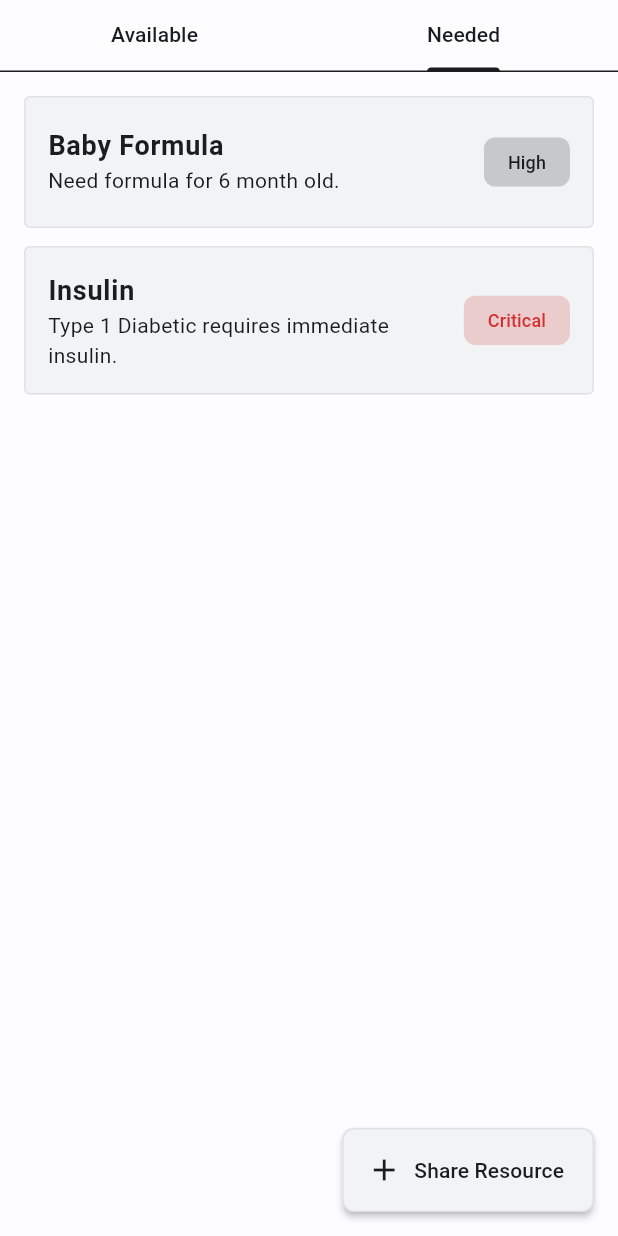
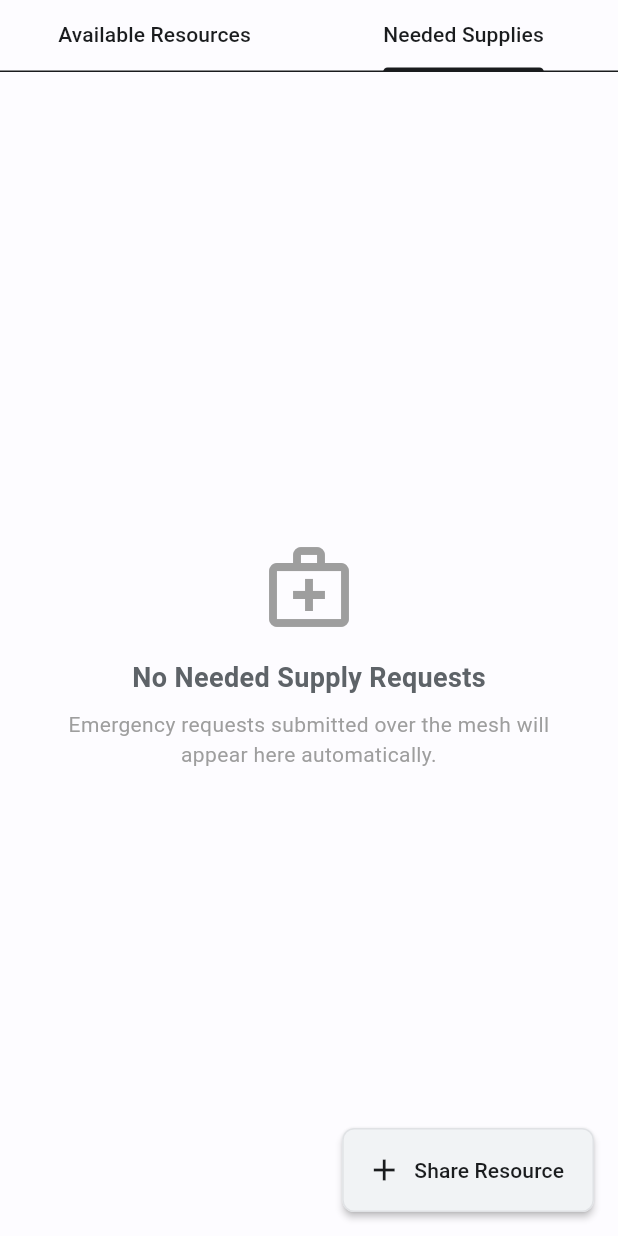
Before and after one commit to Sh1sh1R017/RescueMesh, a Flutter app: the ResourcesScreen screen opened directly, tab 2 chosen, on a phone screen of 412 x 824 dp. Run offline on Flutter 3.47's test engine with Material 3 defaults, Android fonts, the phone set to English and light mode, and no system bars; our stand-ins replace battery_plus, device_info_plus, dio, flutter_blue_plus, flutter_map, flutter_markdown and 6 more; missing offline and left inert: fllama, flutter_ble_peripheral, google_mlkit_image_labeling, tflite_flutter; accounts and stored records are empty.

Commit message:
fix(qa): Eliminate generic placeholders, connect real mesh packet storage to UI, and add copy-to-clipboard export
- ResourcesScreen: Replaced static mock array with live real-time mesh packet query stream from SQLite database via MessageRepository.
- MapScreen: Replaced hardcoded San Francisco coordinates with dynamic center location calculated from real incoming emergency GPS packets.
- FeedScreen: Replaced generic 'Near' placeholder string with real origin node ID shortcode and hop count statistics.
- DashboardScreen: Added 'Copy to Clipboard' action for FEMA ICS-213 report preview.
- AiChatScreen: Dynamically populated suggestion chips from FirstAidLlmService.topicTitles.
- VoiceRecognitionService: Upgraded with robust state callbacks, microphone permission handlers, and error reporting.

```diff
--- a/lib/presentation/resources/resources_screen.dart
+++ b/lib/presentation/resources/resources_screen.dart
@@ -5,46 +5,15 @@ import '../../providers/device_identity_provider.dart';
 import '../../domain/models/mesh_packet.dart';
 import '../../domain/services/location_service.dart';
 import '../../core/constants/packet_constants.dart';
+import '../../core/utils/time_utils.dart';
 
 class ResourcesScreen extends ConsumerWidget {
   const ResourcesScreen({super.key});
 
-  static const _availableResources = [
-    (
-      title: 'Fresh Water',
-      desc: '100L available. Bring your own containers.',
-      dist: '0.5 km',
-      icon: Icons.water_drop,
-    ),
-    (
-      title: 'Generator Power',
-      desc: 'Running until 8PM. Charge phones/radios.',
-      dist: '1.2 km',
-      icon: Icons.electrical_services,
-    ),
-    (
-      title: 'First Aid Kits',
-      desc: 'Basic supplies, bandages, antiseptics.',
-      dist: '3.0 km',
-      icon: Icons.medical_services,
-    ),
-  ];
-
-  static const _neededResources = [
-    (
-      title: 'Baby Formula',
-      desc: 'Need formula for 6 month old.',
-      priority: 'High',
-    ),
-    (
-      title: 'Insulin',
-      desc: 'Type 1 Diabetic requires immediate insulin.',
-      priority: 'Critical',
-    ),
-  ];
-
   @override
   Widget build(BuildContext context, WidgetRef ref) {
+    final messagesAsync = ref.watch(recentMessagesProvider);
+
     return Scaffold(
       body: DefaultTabController(
         length: 2,
@@ -52,15 +21,15 @@ class ResourcesScreen extends ConsumerWidget {
           children: [
             const TabBar(
               tabs: [
-                Tab(text: 'Available'),
-                Tab(text: 'Needed'),
+                Tab(text: 'Available Resources'),
+                Tab(text: 'Needed Supplies'),
               ],
             ),
             Expanded(
               child: TabBarView(
                 children: [
-                  _buildAvailableList(),
-                  _buildNeededList(context),
+                  _buildResourceList(context, ref, messagesAsync, isAvailableTab: true),
+                  _buildResourceList(context, ref, messagesAsync, isAvailableTab: false),
                 ],
               ),
             ),
@@ -71,6 +40,113 @@ class ResourcesScreen extends ConsumerWidget {
         onPressed: () => _showShareResourceDialog(context, ref),
         icon: const Icon(Icons.add),
         label: const Text('Share Resource'),
+      ),
+    );
+  }
+
+  Widget _buildResourceList(
+    BuildContext context,
+    WidgetRef ref,
+    AsyncValue<List<MeshPacket>> messagesAsync, {
+    required bool isAvailableTab,
+  }) {
+    return messagesAsync.when(
+      data: (messages) {
+        final resourcePackets = messages
+            .where((m) => m.type == PacketType.resource)
+            .toList();
+
+        if (resourcePackets.isEmpty) {
+          return Center(
+            child: Padding(
+              padding: const EdgeInsets.all(32.0),
+              child: Column(
+                mainAxisAlignment: MainAxisAlignment.center,
+                children: [
+                  Icon(
+                    isAvailableTab ? Icons.health_and_safety : Icons.medical_services_outlined,
+                    size: 64,
+                    color: Colors.grey,
+                  ),
+                  const SizedBox(height: 16),
+                  Text(
+                    isAvailableTab ? 'No Shared Resources Yet' : 'No Needed Supply Requests',
+                    style: const TextStyle(fontSize: 18, fontWeight: FontWeight.bold),
+                  ),
+                  const SizedBox(height: 8),
+                  Text(
+                    isAvailableTab
+                        ? 'Tap "Share Resource" below to broadcast water, power, or medicine to nearby off-grid nodes.'
+                        : 'Emergency requests submitted over the mesh will appear here automatically.',
+                    textAlign: TextAlign.center,
+                    style: const TextStyle(color: Colors.grey),
+                  ),
+                ],
+              ),
+            ),
+          );
+        }
+
+        return ListView.builder(
+          padding: const EdgeInsets.all(16.0),
+          itemCount: resourcePackets.length,
+          itemBuilder: (context, index) {
+            final packet = resourcePackets[index];
+            return _buildRealResourceCard(context, packet);
+          },
+        );
+      },
+      loading: () => const Center(child: CircularProgressIndicator()),
+      error: (err, _) => Center(child: Text('Error loading resources: $err')),
+    );
+  }
+
+  Widget _buildRealResourceCard(BuildContext context, MeshPacket packet) {
+    final timeStr = relativeTime(packet.timestamp);
+    IconData icon = Icons.medical_services;
+    Color iconColor = Colors.green;
+
+    if (packet.payload.contains('WATER')) {
+      icon = Icons.water_drop;
+      iconColor = Colors.blue;
+    } else if (packet.payload.contains('POWER')) {
+      icon = Icons.electrical_services;
+      iconColor = Colors.amber;
+    } else if (packet.payload.contains('FOOD')) {
+      icon = Icons.restaurant;
+      iconColor = Colors.orange;
+    } else if (packet.payload.contains('SHELTER')) {
+      icon = Icons.cabin;
+      iconColor = Colors.purple;
+    }
+
+    return Card(
+      margin: const EdgeInsets.only(bottom: 12),
+      child: ListTile(
+        contentPadding: const EdgeInsets.all(16),
+        leading: Container(
+          padding: const EdgeInsets.all(12),
+          decoration: BoxDecoration(
+            color: iconColor.withValues(alpha: 0.1),
+            borderRadius: BorderRadius.circular(8),
+          ),
+          child: Icon(icon, color: iconColor),
+        ),
+        title: Text(packet.payload.split('] ').last, style: const TextStyle(fontWeight: FontWeight.bold, fontSize: 16)),
+        subtitle: Padding(
+          padding: const EdgeInsets.only(top: 8.0),
+          child: Row(
+            children: [
+              const Icon(Icons.access_time, size: 14, color: Colors.grey),
+              const SizedBox(width: 4),
+              Text(timeStr, style: const TextStyle(color: Colors.grey, fontSize: 12)),
+              const SizedBox(width: 16),
+              const Icon(Icons.wifi_tethering, size: 14, color: Colors.grey),
+              const SizedBox(width: 4),
+              Text('Hops: ${packet.hopCount}', style: const TextStyle(color: Colors.grey, fontSize: 12)),
+            ],
+          ),
+        ),
       ),
     );
   }
@@ -160,79 +236,4 @@ class ResourcesScreen extends ConsumerWidget {
       ),
     );
   }
-
-  Widget _buildAvailableList() {
-    return ListView.builder(
-      padding: const EdgeInsets.all(16.0),
-      itemCount: _availableResources.length,
-      itemBuilder: (context, index) {
-        final item = _availableResources[index];
-        return _buildResourceCard(item.title, item.desc, item.dist, item.icon);
-      },
-    );
-  }
-
-  Widget _buildNeededList(BuildContext context) {
-    return ListView.builder(
-      padding: const EdgeInsets.all(16.0),
-      itemCount: _neededResources.length,
-      itemBuilder: (context, index) {
-        final item = _neededResources[index];
-        return _buildNeededCard(context, item.title, item.desc, item.priority);
-      },
-    );
-  }
-
-  Widget _buildResourceCard(String title, String desc, String dist, IconData icon) {
-    return Card(
-      margin: const EdgeInsets.only(bottom: 12),
-      child: ListTile(
-        contentPadding: const EdgeInsets.all(16),
-        leading: Container(
-          padding: const EdgeInsets.all(12),
-          decoration: BoxDecoration(
-            color: Colors.grey.withValues(alpha: 0.1),
-            borderRadius: BorderRadius.circular(8),
-          ),
-          child: Icon(icon),
-        ),
-        title: Text(title, style: const TextStyle(fontWeight: FontWeight.bold, fontSize: 18)),
-        subtitle: Padding(
-          padding: const EdgeInsets.only(top: 8.0),
-          child: Column(
-            crossAxisAlignment: CrossAxisAlignment.start,
-            children: [
-              Text(desc),
-              const SizedBox(height: 8),
-              Row(
-                children: [
-                  const Icon(Icons.location_on, size: 14, color: Colors.grey),
-                  const SizedBox(width: 4),
-                  Text(dist, style: const TextStyle(color: Colors.grey, fontSize: 12)),
-                ],
-              ),
-            ],
-          ),
-        ),
-      ),
-    );
-  }
-
-  Widget _buildNeededCard(BuildContext context, String title, String desc, String priority) {
-    final Color pColor = priority == 'Critical'
-        ? Theme.of(context).colorScheme.error
-        : Theme.of(context).colorScheme.primary;
-    return Card(
-      margin: const EdgeInsets.only(bottom: 12),
-      child: ListTile(
-        title: Text(title, style: const TextStyle(fontWeight: FontWeight.bold, fontSize: 18)),
-        subtitle: Text(desc),
-        trailing: Chip(
-          label: Text(priority, style: TextStyle(color: pColor, fontSize: 12)),
-          backgroundColor: pColor.withValues(alpha: 0.2),
-          side: BorderSide.none,
-        ),
-      ),
-    );
-  }
 }
```
Also changed, not shown: lib/domain/services/voice_recognition_service.dart (+17 -5 lines), lib/presentation/ai_chat/ai_chat_screen.dart (+3 -11 lines), lib/presentation/dashboard/dashboard_screen.dart (+19 -2 lines), lib/presentation/feed/feed_screen.dart (+5 -2 lines), lib/presentation/map/map_screen.dart (+32 -5 lines).
